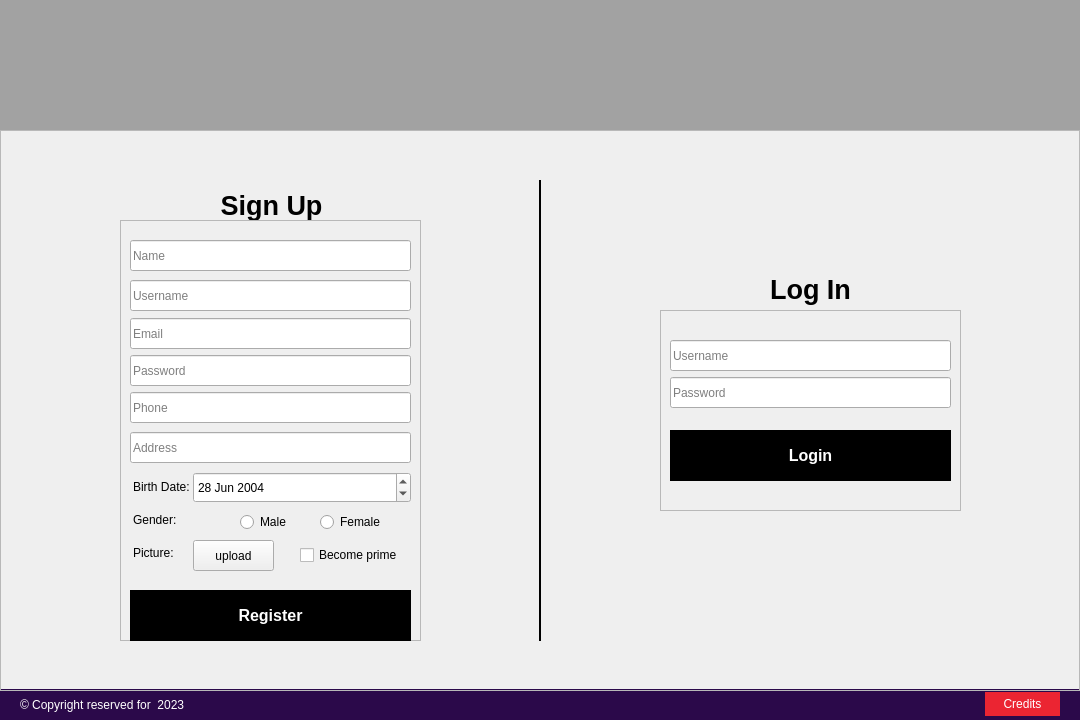
This is Import and export company management system/Importandexportcompanymanagementsystem.ui in youssef-saaed/Import-and-export-company-management-system as Qt 5 draws it before an edit. The edited form follows.
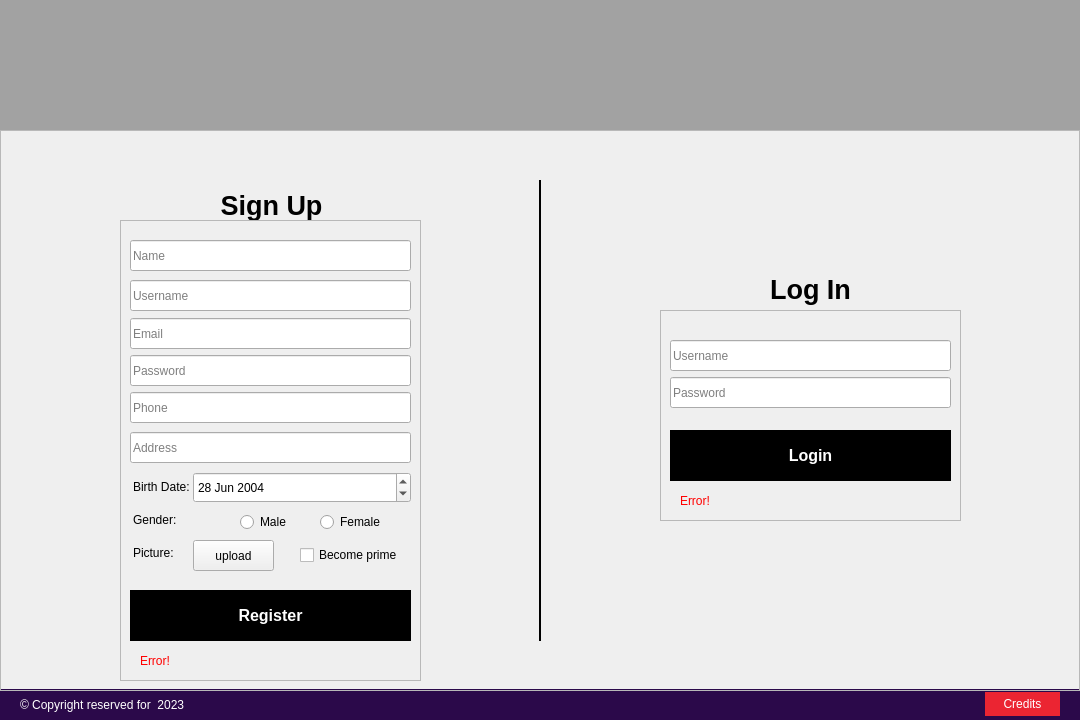
This is the edited form. Icons and pictures are not drawn.

What changed in the file:
```diff
--- a/Import and export company management system/Importandexportcompanymanagementsystem.ui
+++ b/Import and export company management system/Importandexportcompanymanagementsystem.ui
@@ -191,7 +191,7 @@
        <x>120</x>
        <y>90</y>
        <width>301</width>
-       <height>421</height>
+       <height>461</height>
       </rect>
      </property>
      <property name="frameShape">
@@ -452,6 +452,24 @@
        <string>Register</string>
       </property>
      </widget>
+     <widget class="QLabel" name="signupErrorBox">
+      <property name="geometry">
+       <rect>
+        <x>20</x>
+        <y>430</y>
+        <width>261</width>
+        <height>21</height>
+       </rect>
+      </property>
+      <property name="styleSheet">
+       <string notr="true">#signupErrorBox{
+color: #ff0000;
+}</string>
+      </property>
+      <property name="text">
+       <string>Error!</string>
+      </property>
+     </widget>
     </widget>
     <widget class="QFrame" name="loginForm">
      <property name="geometry">
@@ -459,7 +477,7 @@
        <x>660</x>
        <y>180</y>
        <width>301</width>
-       <height>201</height>
+       <height>211</height>
       </rect>
      </property>
      <property name="frameShape">
@@ -531,6 +549,24 @@
        <string>Login</string>
       </property>
      </widget>
+     <widget class="QLabel" name="loginErrorBox">
+      <property name="geometry">
+       <rect>
+        <x>20</x>
+        <y>180</y>
+        <width>261</width>
+        <height>21</height>
+       </rect>
+      </property>
+      <property name="styleSheet">
+       <string notr="true">#loginErrorBox{
+color: #ff0000;
+}</string>
+      </property>
+      <property name="text">
+       <string>Error!</string>
+      </property>
+     </widget>
     </widget>
    </widget>
   </widget>
```
